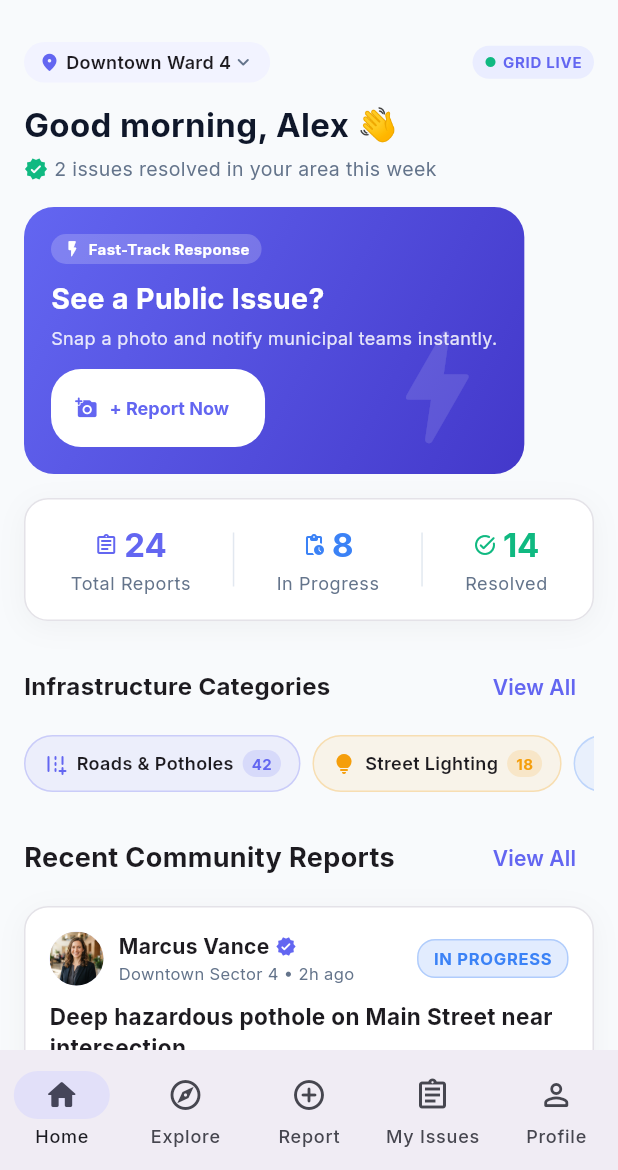
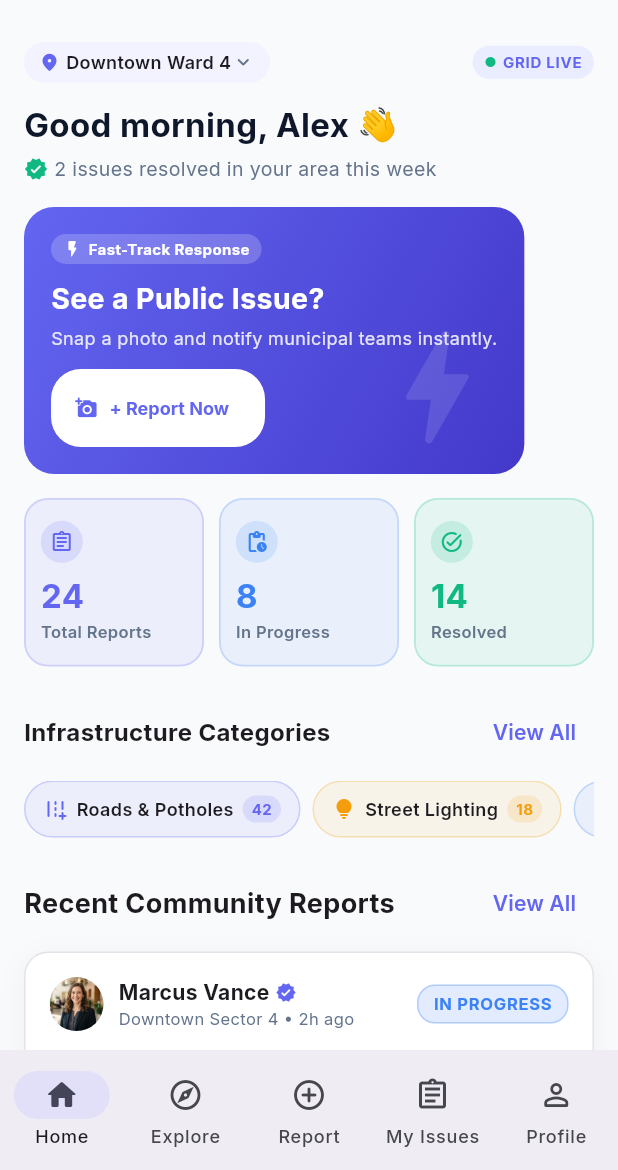
Before and after one commit to jihanurrahman33/PIIRS-Mobile-App, a Flutter app: the HomePage screen opened by its route, on a phone screen of 412 x 824 dp, the part 66-1236 px from its top. Run offline on Flutter 3.47's test engine with Material 3 defaults, Android fonts, the phone set to English and light mode, and no system bars; our stand-ins replace equatable, flutter_bloc, flutter_secure_storage, get_it, go_router, google_fonts and 1 more; accounts and stored records are empty; network calls fail.

Commit message:
feat: Enhance HomeSummaryCard and HomeSummaryItem for improved interactivity and real-time issue statistics

```diff
--- a/lib/features/home/presentation/widgets/home_summary_card.dart
+++ b/lib/features/home/presentation/widgets/home_summary_card.dart
@@ -1,52 +1,78 @@
 import 'package:flutter/material.dart';
+import 'package:flutter_bloc/flutter_bloc.dart';
 import 'package:go_router/go_router.dart';
 
 import '../../../../core/theme/app_colors.dart';
-import '../../../../core/widgets/app_card.dart';
+import '../../../issues/presentation/bloc/issue_bloc.dart';
+import '../../../issues/presentation/bloc/issue_state.dart';
 import 'home_summary_item.dart';
 
-/// Dashboard summary card displaying issue statistics metrics based on Stitch design.
+/// Interactive summary KPI metrics row showing real-time issue statistics.
 class HomeSummaryCard extends StatelessWidget {
-  final int totalReported;
-  final int inProgress;
-  final int resolved;
+  final int? totalReported;
+  final int? inProgress;
+  final int? resolved;
 
   const HomeSummaryCard({
     super.key,
-    this.totalReported = 24,
-    this.inProgress = 8,
-    this.resolved = 14,
+    this.totalReported,
+    this.inProgress,
+    this.resolved,
   });
 
   @override
   Widget build(BuildContext context) {
-    return AppCard(
-      onTap: () => context.push('/citizen-dashboard/statistics'),
-      child: Row(
-        mainAxisAlignment: MainAxisAlignment.spaceAround,
-        children: [
-          HomeSummaryItem(
+    int total = totalReported ?? 24;
+    int progress = inProgress ?? 8;
+    int done = resolved ?? 14;
+
+    if (totalReported == null && inProgress == null && resolved == null) {
+      try {
+        final state = context.watch<IssueBloc>().state;
+        if (state is IssuesLoadedState && state.issues.isNotEmpty) {
+          total = state.issues.length;
+          progress = state.issues
+              .where((i) => i.status.toLowerCase().contains('progress'))
+              .length;
+          done = state.issues
+              .where((i) => i.status.toLowerCase().contains('resolved'))
+              .length;
+        }
+      } catch (_) {}
+    }
+
+    return Row(
+      children: [
+        Expanded(
+          child: HomeSummaryItem(
             label: 'Total Reports',
-            val: '$totalReported',
+            val: '$total',
             icon: Icons.assignment_outlined,
             color: AppColors.primarySeed,
+            onTap: () => context.push('/issues'),
           ),
-          Container(height: 36, width: 1, color: AppColors.borderLight),
-          HomeSummaryItem(
+        ),
+        const SizedBox(width: 10),
+        Expanded(
+          child: HomeSummaryItem(
             label: 'In Progress',
-            val: '$inProgress',
+            val: '$progress',
             icon: Icons.pending_actions_rounded,
             color: AppColors.inProgress,
+            onTap: () => context.push('/issues'),
           ),
-          Container(height: 36, width: 1, color: AppColors.borderLight),
-          HomeSummaryItem(
+        ),
+        const SizedBox(width: 10),
+        Expanded(
+          child: HomeSummaryItem(
             label: 'Resolved',
-            val: '$resolved',
+            val: '$done',
             icon: Icons.task_alt_rounded,
             color: AppColors.resolved,
+            onTap: () => context.push('/issues'),
           ),
-        ],
-      ),
+        ),
+      ],
     );
   }
 }
--- a/lib/features/home/presentation/widgets/home_summary_item.dart
+++ b/lib/features/home/presentation/widgets/home_summary_item.dart
@@ -2,12 +2,13 @@ import 'package:flutter/material.dart';
 
 import '../../../../core/theme/app_colors.dart';
 
-/// Single column item displaying an icon, metric value, and label.
+/// Single interactive KPI metric card displaying icon, count, and label.
 class HomeSummaryItem extends StatelessWidget {
   final String label;
   final String val;
   final IconData icon;
   final Color color;
+  final VoidCallback? onTap;
 
   const HomeSummaryItem({
     super.key,
@@ -15,36 +16,63 @@ class HomeSummaryItem extends StatelessWidget {
     required this.val,
     required this.icon,
     required this.color,
+    this.onTap,
   });
 
   @override
   Widget build(BuildContext context) {
-    final theme = Theme.of(context);
-    return Column(
+    return Material(
+      color: Colors.transparent,
+      child: InkWell(
+        onTap: onTap,
+        borderRadius: BorderRadius.circular(16),
+        child: Container(
+          padding: const EdgeInsets.symmetric(vertical: 14, horizontal: 10),
+          decoration: BoxDecoration(
+            color: color.withValues(alpha: 0.08),
+            borderRadius: BorderRadius.circular(16),
+            border: Border.all(
+              color: color.withValues(alpha: 0.22),
+              width: 1.2,
+            ),
+          ),
+          child: Column(
+            crossAxisAlignment: CrossAxisAlignment.start,
             mainAxisSize: MainAxisSize.min,
             children: [
-        Row(
-          mainAxisSize: MainAxisSize.min,
-          children: [
-            Icon(icon, size: 16, color: color),
-            const SizedBox(width: 4),
+              Container(
+                padding: const EdgeInsets.all(6),
+                decoration: BoxDecoration(
+                  color: color.withValues(alpha: 0.15),
+                  shape: BoxShape.circle,
+                ),
+                child: Icon(icon, size: 16, color: color),
+              ),
+              const SizedBox(height: 10),
               Text(
                 val,
-              style: theme.textTheme.titleLarge?.copyWith(
+                style: TextStyle(
+                  fontSize: 22,
                   fontWeight: FontWeight.bold,
                   color: color,
+                  height: 1.1,
+                ),
+              ),
+              const SizedBox(height: 4),
+              Text(
+                label,
+                maxLines: 1,
+                overflow: TextOverflow.ellipsis,
+                style: const TextStyle(
+                  fontSize: 11,
+                  fontWeight: FontWeight.w600,
+                  color: AppColors.textSecondary,
                 ),
               ),
             ],
           ),
-        const SizedBox(height: 4),
-        Text(
-          label,
-          style: theme.textTheme.bodySmall?.copyWith(
-            color: AppColors.textSecondary,
         ),
       ),
-      ],
     );
   }
 }
```
Lines whose indentation alone changed are shown as unchanged.
